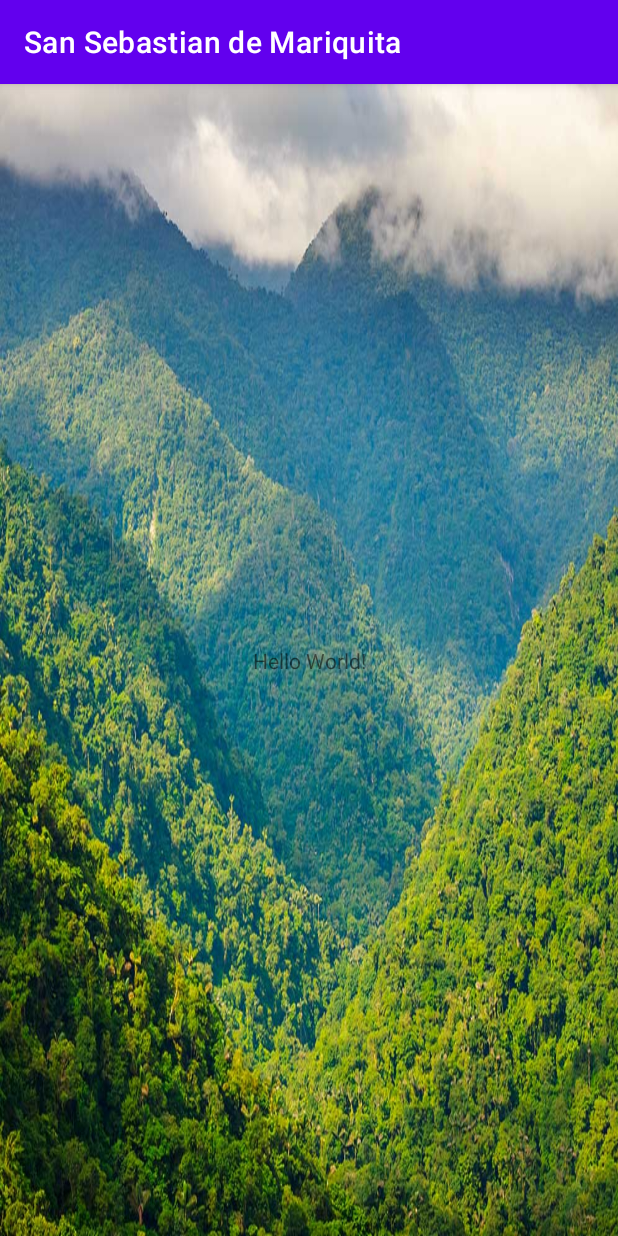
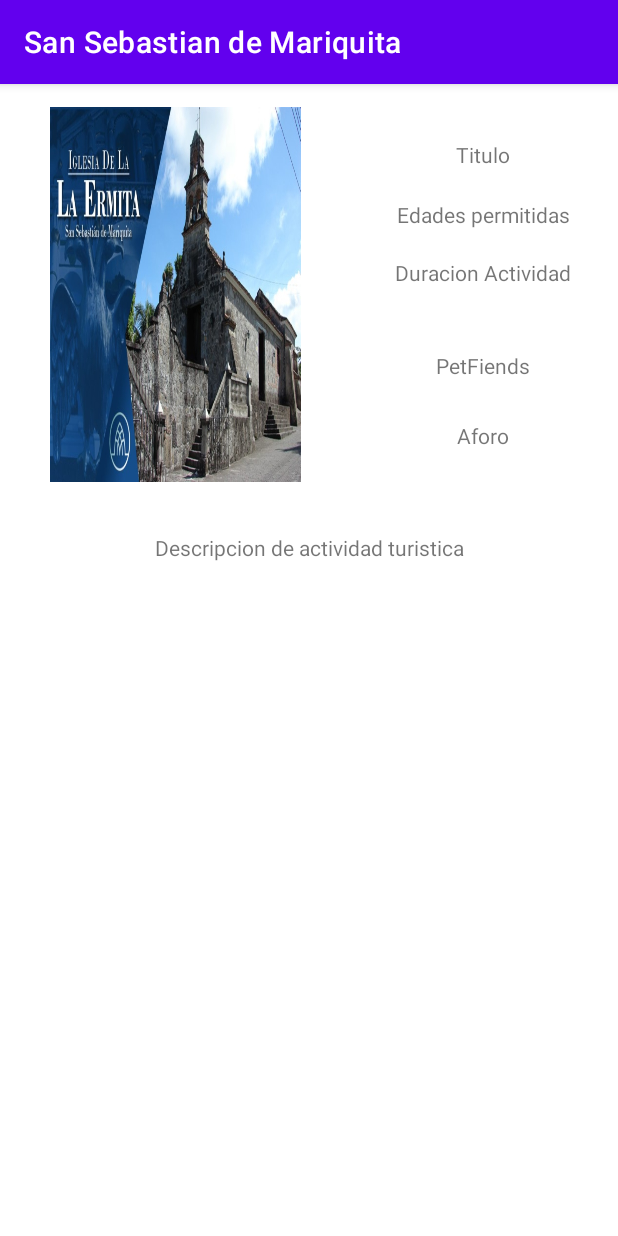
Before and after one commit to JuanCamiloEscobar/SanSebastiandeMariquita, an Android app: the MainActivity screen opened directly, with no data from a screen before it, on a phone screen of 412 x 824 dp. Run offline under Robolectric (Android 15) with nearby library versions, the phone set to English and light mode, and no system bars; 2 statements that could not run were skipped.

Commit message:
update
se agrega recyclerView

```diff
--- a/app/build.gradle
+++ b/app/build.gradle
@@ -33,6 +33,8 @@ dependencies {
     implementation 'androidx.appcompat:appcompat:1.3.0'
     implementation 'com.google.android.material:material:1.3.0'
     implementation 'androidx.constraintlayout:constraintlayout:2.0.4'
+    implementation "androidx.recyclerview:recyclerview:1.2.0"
+    implementation "androidx.cardview:cardview:1.0.0"
     testImplementation 'junit:junit:4.+'
     androidTestImplementation 'androidx.test.ext:junit:1.1.2'
     androidTestImplementation 'androidx.test.espresso:espresso-core:3.3.0'
--- a/app/src/main/java/com/example/sansebastiandemariquita/MainActivity.java
+++ b/app/src/main/java/com/example/sansebastiandemariquita/MainActivity.java
@@ -5,18 +5,35 @@ import androidx.appcompat.app.AppCompatActivity;
 import android.content.Intent;
 import android.media.MediaPlayer;
 import android.os.Bundle;
+import android.widget.ImageView;
+import android.widget.TextView;
 
 import java.util.Timer;
 import java.util.TimerTask;
 
 public class MainActivity extends AppCompatActivity {
 
+    TextView titulo, edades, duracion, petfriend, aforo, descripcion;
+    ImageView image;
 
+    ActividadTuristica actividadTuristica;
 
     @Override
     protected void onCreate(Bundle savedInstanceState) {
         super.onCreate(savedInstanceState);
         setContentView(R.layout.activity_main);
 
+        titulo=findViewById(R.id.tituloMain);
+        edades=findViewById(R.id.edadesMain);
+        duracion=findViewById(R.id.duracionMain);
+        petfriend=findViewById(R.id.petfriendMain);
+        aforo=findViewById(R.id.aforoMain);
+        descripcion=findViewById(R.id.descripcionMain);
+
+        actividadTuristica=(ActividadTuristica) getIntent().getSerializableExtra("actividadTuristica");
+
+        titulo.setText(actividadTuristica.getNombreActividad());
+        image.setImageResource(actividadTuristica.getFotoActividad());
+
     }
 }
--- a/app/src/main/java/com/example/sansebastiandemariquita/Splash.java
+++ b/app/src/main/java/com/example/sansebastiandemariquita/Splash.java
@@ -24,13 +24,14 @@ public class Splash extends AppCompatActivity {
         TimerTask inicio = new TimerTask() {
             @Override
             public void run() {
-                Intent intent =new Intent(Splash.this,MainActivity.class);
+                Intent intent =new Intent(Splash.this,Home.class);
                 startActivity(intent);
+                sonidoCascada.stop();
                 finish();
             }
         };
 
         Timer tiempo = new Timer();
-        tiempo.schedule(inicio,7000);
+        tiempo.schedule(inicio,2000);
     }
 }
--- a/app/src/main/res/layout/activity_main.xml
+++ b/app/src/main/res/layout/activity_main.xml
@@ -4,16 +4,84 @@
     xmlns:tools="http://schemas.android.com/tools"
     android:layout_width="match_parent"
     android:layout_height="match_parent"
-    android:background="@drawable/mkitabosque"
     tools:context=".MainActivity">
 
     <TextView
+        android:id="@+id/tituloMain"
         android:layout_width="wrap_content"
         android:layout_height="wrap_content"
-        android:text="Hello World!"
-        app:layout_constraintBottom_toBottomOf="parent"
-        app:layout_constraintLeft_toLeftOf="parent"
-        app:layout_constraintRight_toRightOf="parent"
-        app:layout_constraintTop_toTopOf="parent" />
+        android:text="Titulo"
+        app:layout_constraintVertical_bias="0.05"
+        app:layout_constraintEnd_toEndOf="parent"
+        app:layout_constraintStart_toEndOf="@+id/imageMain"
+        app:layout_constraintTop_toTopOf="parent"
+        app:layout_constraintBottom_toBottomOf="parent"/>
+
+    <TextView
+        android:id="@+id/edadesMain"
+        android:layout_width="wrap_content"
+        android:layout_height="wrap_content"
+        android:text="Edades permitidas"
+        app:layout_constraintVertical_bias="0.03"
+        app:layout_constraintEnd_toEndOf="parent"
+        app:layout_constraintStart_toEndOf="@+id/imageMain"
+        app:layout_constraintTop_toBottomOf="@+id/tituloMain"
+        app:layout_constraintBottom_toBottomOf="parent"/>
+
+    <TextView
+        android:id="@+id/duracionMain"
+        android:layout_width="wrap_content"
+        android:layout_height="wrap_content"
+        android:text="Duracion Actividad"
+        app:layout_constraintVertical_bias="0.03"
+        app:layout_constraintEnd_toEndOf="parent"
+        app:layout_constraintStart_toEndOf="@+id/imageMain"
+        app:layout_constraintTop_toBottomOf="@+id/edadesMain"
+        app:layout_constraintBottom_toBottomOf="parent"/>
+
+    <TextView
+        android:id="@+id/petfriendMain"
+        android:layout_width="wrap_content"
+        android:layout_height="wrap_content"
+        android:text="PetFiends"
+        app:layout_constraintVertical_bias="0.07"
+        app:layout_constraintEnd_toEndOf="parent"
+        app:layout_constraintStart_toEndOf="@+id/imageMain"
+        app:layout_constraintTop_toBottomOf="@+id/duracionMain"
+        app:layout_constraintBottom_toBottomOf="parent"/>
+
+    <TextView
+        android:id="@+id/aforoMain"
+        android:layout_width="wrap_content"
+        android:layout_height="wrap_content"
+        android:text="Aforo"
+        app:layout_constraintVertical_bias="0.05"
+        app:layout_constraintEnd_toEndOf="parent"
+        app:layout_constraintStart_toEndOf="@+id/imageMain"
+        app:layout_constraintTop_toBottomOf="@+id/petfriendMain"
+        app:layout_constraintBottom_toBottomOf="parent"/>
+
+    <ImageView
+        android:id="@+id/imageMain"
+        android:src="@drawable/iglesia"
+        android:layout_width="230dp"
+        android:layout_height="250dp"
+        app:layout_constraintVertical_bias="0.03"
+        app:layout_constraintHorizontal_bias="0.01"
+        app:layout_constraintTop_toTopOf="parent"
+        app:layout_constraintStart_toStartOf="parent"
+        app:layout_constraintEnd_toEndOf="parent"
+        app:layout_constraintBottom_toBottomOf="parent"/>
+
+    <TextView
+        android:id="@+id/descripcionMain"
+        android:layout_width="wrap_content"
+        android:layout_height="wrap_content"
+        android:text=" Descripcion de actividad turistica "
+        app:layout_constraintVertical_bias="0.07"
+        app:layout_constraintEnd_toEndOf="parent"
+        app:layout_constraintStart_toStartOf="parent"
+        app:layout_constraintTop_toBottomOf="@+id/imageMain"
+        app:layout_constraintBottom_toBottomOf="parent"/>
 
 </androidx.constraintlayout.widget.ConstraintLayout>
--- a/app/src/main/res/values/strings.xml
+++ b/app/src/main/res/values/strings.xml
@@ -1,3 +1,4 @@
 <resources>
     <string name="app_name">San Sebastian de Mariquita</string>
+    <string name="vermas">Ver +</string>
 </resources>
```
Also changed, not shown: app/src/main/AndroidManifest.xml (+6 -6 lines), app/src/main/java/com/example/sansebastiandemariquita/ActividadTuristica.java (added, +41 -0 lines), app/src/main/java/com/example/sansebastiandemariquita/AdaptadorLista.java (added, +72 -0 lines), app/src/main/java/com/example/sansebastiandemariquita/Home.java (added, +39 -0 lines), app/src/main/res/layout/activity_home.xml (added, +17 -0 lines), app/src/main/res/layout/item_lista.xml (added, +44 -0 lines), app/src/main/res/drawable/cascada.jpg (added), app/src/main/res/drawable/ecoturismo.jpg (added), app/src/main/res/drawable/frutas.jpg (added), app/src/main/res/drawable/iglesia.jpg (added).
